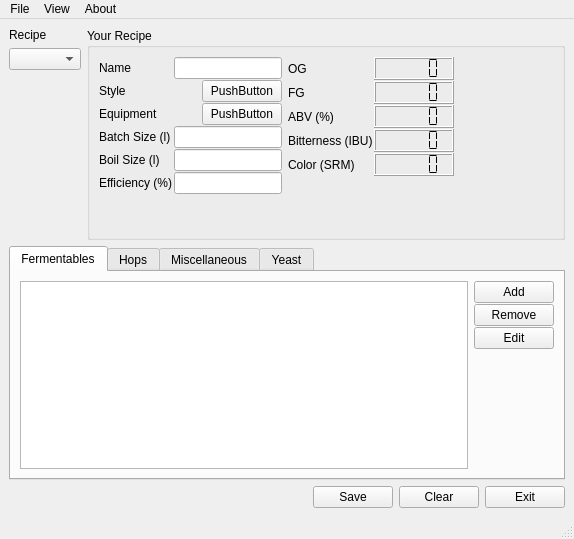
Before: the Qt Designer form mainWindow.ui in Brewtarget/brewtarget, drawn with Qt 5.
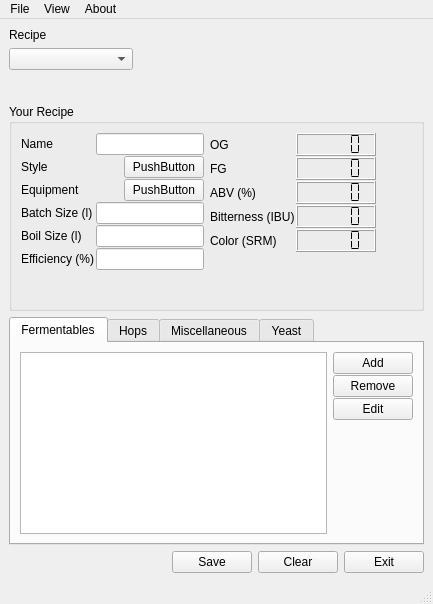
After: the same form once the commit is applied. Custom widgets are drawn as their Qt base class.

The edit to the form file:
```diff
--- a/mainWindow.ui
+++ b/mainWindow.ui
@@ -5,8 +5,8 @@
    <rect>
     <x>0</x>
     <y>0</y>
-    <width>574</width>
-    <height>539</height>
+    <width>433</width>
+    <height>604</height>
    </rect>
   </property>
   <property name="windowTitle" >
@@ -17,14 +17,12 @@
     <rect>
      <x>0</x>
      <y>26</y>
-     <width>574</width>
-     <height>490</height>
+     <width>433</width>
+     <height>555</height>
     </rect>
    </property>
    <layout class="QVBoxLayout" name="verticalLayout_9" >
     <item>
-     <layout class="QHBoxLayout" name="horizontalLayout_18" >
-      <item>
        <layout class="QVBoxLayout" name="verticalLayout_8" >
         <item>
          <widget class="QLabel" name="label_12" >
@@ -59,6 +57,8 @@
        </layout>
       </item>
       <item>
+     <layout class="QHBoxLayout" name="horizontalLayout_18" >
+      <item>
        <widget class="QGroupBox" name="groupBox" >
         <property name="title" >
          <string>Your Recipe</string>
@@ -87,14 +87,14 @@
              <item>
               <widget class="QLineEdit" name="lineEdit_name" >
                <property name="sizePolicy" >
-                <sizepolicy vsizetype="Fixed" hsizetype="Maximum" >
+                <sizepolicy vsizetype="Fixed" hsizetype="Minimum" >
                  <horstretch>0</horstretch>
                  <verstretch>0</verstretch>
                 </sizepolicy>
                </property>
                <property name="minimumSize" >
                 <size>
-                 <width>80</width>
+                 <width>100</width>
                  <height>0</height>
                 </size>
                </property>
@@ -186,14 +186,14 @@
              <item>
               <widget class="QLineEdit" name="lineEdit_batchSize" >
                <property name="sizePolicy" >
-                <sizepolicy vsizetype="Fixed" hsizetype="Maximum" >
+                <sizepolicy vsizetype="Fixed" hsizetype="Minimum" >
                  <horstretch>0</horstretch>
                  <verstretch>0</verstretch>
                 </sizepolicy>
                </property>
                <property name="minimumSize" >
                 <size>
-                 <width>80</width>
+                 <width>100</width>
                  <height>0</height>
                 </size>
                </property>
@@ -225,14 +225,14 @@
              <item>
               <widget class="QLineEdit" name="lineEdit_boilSize" >
                <property name="sizePolicy" >
-                <sizepolicy vsizetype="Fixed" hsizetype="Maximum" >
+                <sizepolicy vsizetype="Fixed" hsizetype="Minimum" >
                  <horstretch>0</horstretch>
                  <verstretch>0</verstretch>
                 </sizepolicy>
                </property>
                <property name="minimumSize" >
                 <size>
-                 <width>80</width>
+                 <width>100</width>
                  <height>0</height>
                 </size>
                </property>
@@ -264,14 +264,14 @@
              <item>
               <widget class="QLineEdit" name="lineEdit_efficiency" >
                <property name="sizePolicy" >
-                <sizepolicy vsizetype="Fixed" hsizetype="Maximum" >
+                <sizepolicy vsizetype="Fixed" hsizetype="Minimum" >
                  <horstretch>0</horstretch>
                  <verstretch>0</verstretch>
                 </sizepolicy>
                </property>
                <property name="minimumSize" >
                 <size>
-                 <width>80</width>
+                 <width>100</width>
                  <height>0</height>
                 </size>
                </property>
@@ -317,7 +317,7 @@
                </property>
                <property name="minimumSize" >
                 <size>
-                 <width>20</width>
+                 <width>80</width>
                  <height>0</height>
                 </size>
                </property>
@@ -359,7 +359,7 @@
                </property>
                <property name="minimumSize" >
                 <size>
-                 <width>20</width>
+                 <width>80</width>
                  <height>0</height>
                 </size>
                </property>
@@ -401,7 +401,7 @@
                </property>
                <property name="minimumSize" >
                 <size>
-                 <width>20</width>
+                 <width>80</width>
                  <height>0</height>
                 </size>
                </property>
@@ -443,7 +443,7 @@
                </property>
                <property name="minimumSize" >
                 <size>
-                 <width>20</width>
+                 <width>80</width>
                  <height>0</height>
                 </size>
                </property>
@@ -485,7 +485,7 @@
                </property>
                <property name="minimumSize" >
                 <size>
-                 <width>20</width>
+                 <width>80</width>
                  <height>0</height>
                 </size>
                </property>
@@ -573,7 +573,7 @@
         <rect>
          <x>0</x>
          <y>0</y>
-         <width>552</width>
+         <width>411</width>
          <height>172</height>
         </rect>
        </property>
@@ -866,7 +866,7 @@
     <rect>
      <x>0</x>
      <y>0</y>
-     <width>574</width>
+     <width>433</width>
      <height>26</height>
     </rect>
    </property>
@@ -901,8 +901,8 @@
    <property name="geometry" >
     <rect>
      <x>0</x>
-     <y>516</y>
-     <width>574</width>
+     <y>581</y>
+     <width>433</width>
      <height>23</height>
     </rect>
    </property>
```
Left out of the diff: 6 changed lines with no effect on the pictures. Lines whose indentation alone changed are shown as unchanged.
